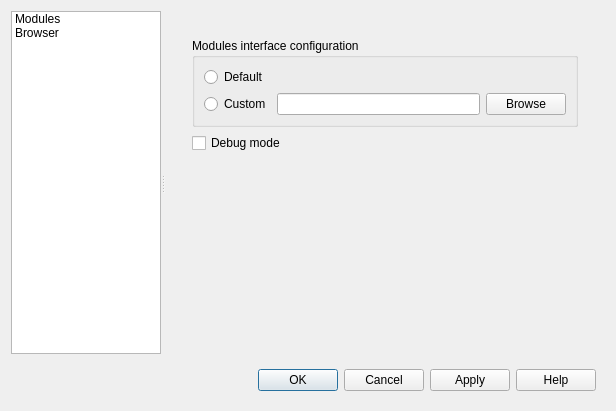
Before: the Qt Designer form src/providers/grass/qgsgrassoptionsbase.ui in qgis/QGIS, drawn with Qt 5.
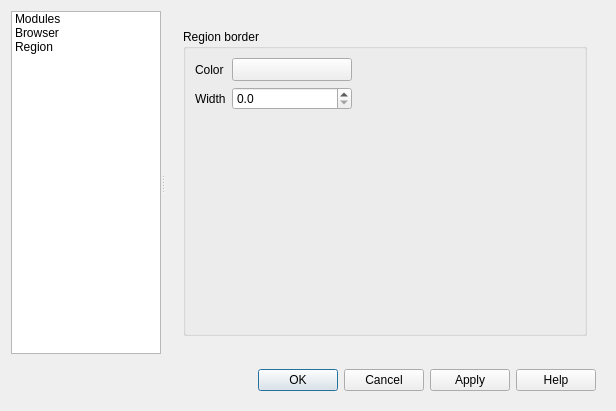
After: the same form once the commit is applied. Icons and pictures are not drawn. Custom widgets are drawn as their Qt base class.

Commit message: [GRASS] region pen options moved to GRASS options

Diff of the .ui file:
```diff
--- a/src/providers/grass/qgsgrassoptionsbase.ui
+++ b/src/providers/grass/qgsgrassoptionsbase.ui
@@ -95,6 +95,15 @@
             <normaloff>:/images/icons/qbrowser-icon-60x60.png</normaloff>:/images/icons/qbrowser-icon-60x60.png</iconset>
           </property>
          </item>
+         <item>
+          <property name="text">
+           <string>Region</string>
+          </property>
+          <property name="icon">
+           <iconset resource="../../plugins/grass/qgsgrass_plugin.qrc">
+            <normaloff>:/images/themes/default/grass/grass_options_region.png</normaloff>:/images/themes/default/grass/grass_options_region.png</iconset>
+          </property>
+         </item>
         </widget>
        </item>
       </layout>
@@ -119,7 +128,7 @@
           <number>0</number>
          </property>
          <property name="currentIndex">
-          <number>0</number>
+          <number>2</number>
          </property>
          <widget class="QWidget" name="mModulesPage">
           <layout class="QVBoxLayout" name="verticalLayout_7">
@@ -308,6 +317,92 @@
            </item>
           </layout>
          </widget>
+         <widget class="QWidget" name="mRegionPage">
+          <layout class="QVBoxLayout" name="verticalLayout_9">
+           <item>
+            <widget class="QgsCollapsibleGroupBox" name="mRegionGroupBox">
+             <property name="title">
+              <string>Region border</string>
+             </property>
+             <layout class="QVBoxLayout" name="verticalLayout_8">
+              <item>
+               <layout class="QGridLayout" name="gridLayout_2">
+                <item row="0" column="0">
+                 <widget class="QLabel" name="mRegionColorLabel">
+                  <property name="text">
+                   <string>Color</string>
+                  </property>
+                 </widget>
+                </item>
+                <item row="0" column="1">
+                 <widget class="QgsColorButtonV2" name="mRegionColorButton">
+                  <property name="minimumSize">
+                   <size>
+                    <width>120</width>
+                    <height>0</height>
+                   </size>
+                  </property>
+                  <property name="maximumSize">
+                   <size>
+                    <width>120</width>
+                    <height>16777215</height>
+                   </size>
+                  </property>
+                  <property name="text">
+                   <string/>
+                  </property>
+                 </widget>
+                </item>
+                <item row="0" column="2">
+                 <spacer name="horizontalSpacer_2">
+                  <property name="orientation">
+                   <enum>Qt::Horizontal</enum>
+                  </property>
+                  <property name="sizeHint" stdset="0">
+                   <size>
+                    <width>40</width>
+                    <height>20</height>
+                   </size>
+                  </property>
+                 </spacer>
+                </item>
+                <item row="1" column="0">
+                 <widget class="QLabel" name="mRegionWidthLabel">
+                  <property name="text">
+                   <string>Width</string>
+                  </property>
+                 </widget>
+                </item>
+                <item row="1" column="1">
+                 <widget class="QDoubleSpinBox" name="mRegionWidthSpinBox">
+                  <property name="decimals">
+                   <number>1</number>
+                  </property>
+                  <property name="singleStep">
+                   <double>0.200000000000000</double>
+                  </property>
+                 </widget>
+                </item>
+               </layout>
+              </item>
+              <item>
+               <spacer name="verticalSpacer_3">
+                <property name="orientation">
+                 <enum>Qt::Vertical</enum>
+                </property>
+                <property name="sizeHint" stdset="0">
+                 <size>
+                  <width>20</width>
+                  <height>40</height>
+                 </size>
+                </property>
+               </spacer>
+              </item>
+             </layout>
+            </widget>
+           </item>
+          </layout>
+         </widget>
         </widget>
        </item>
       </layout>
@@ -345,6 +440,11 @@
   </layout>
  </widget>
  <customwidgets>
+  <customwidget>
+   <class>QgsColorButtonV2</class>
+   <extends>QToolButton</extends>
+   <header>qgscolorbuttonv2.h</header>
+  </customwidget>
   <customwidget>
    <class>QgsCollapsibleGroupBox</class>
    <extends>QGroupBox</extends>
```
Left out of the diff: 8 changed lines with no effect on the pictures. The commit also changes 10 other files.
